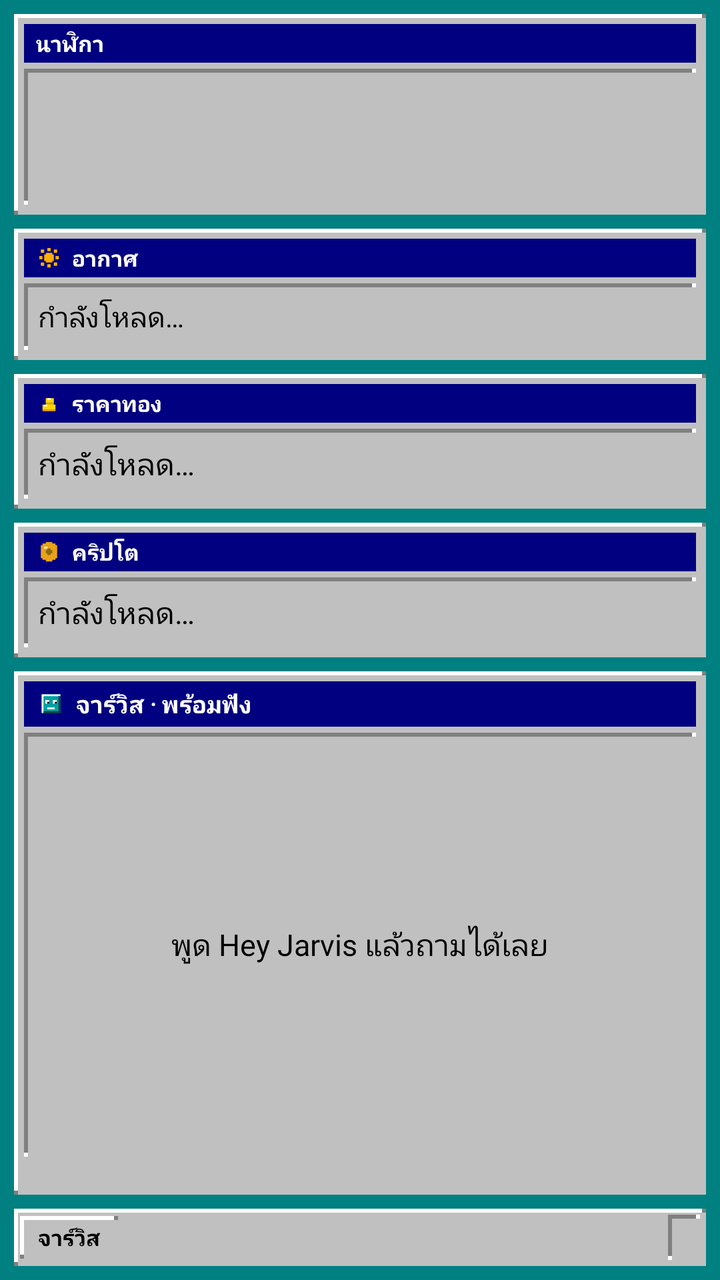
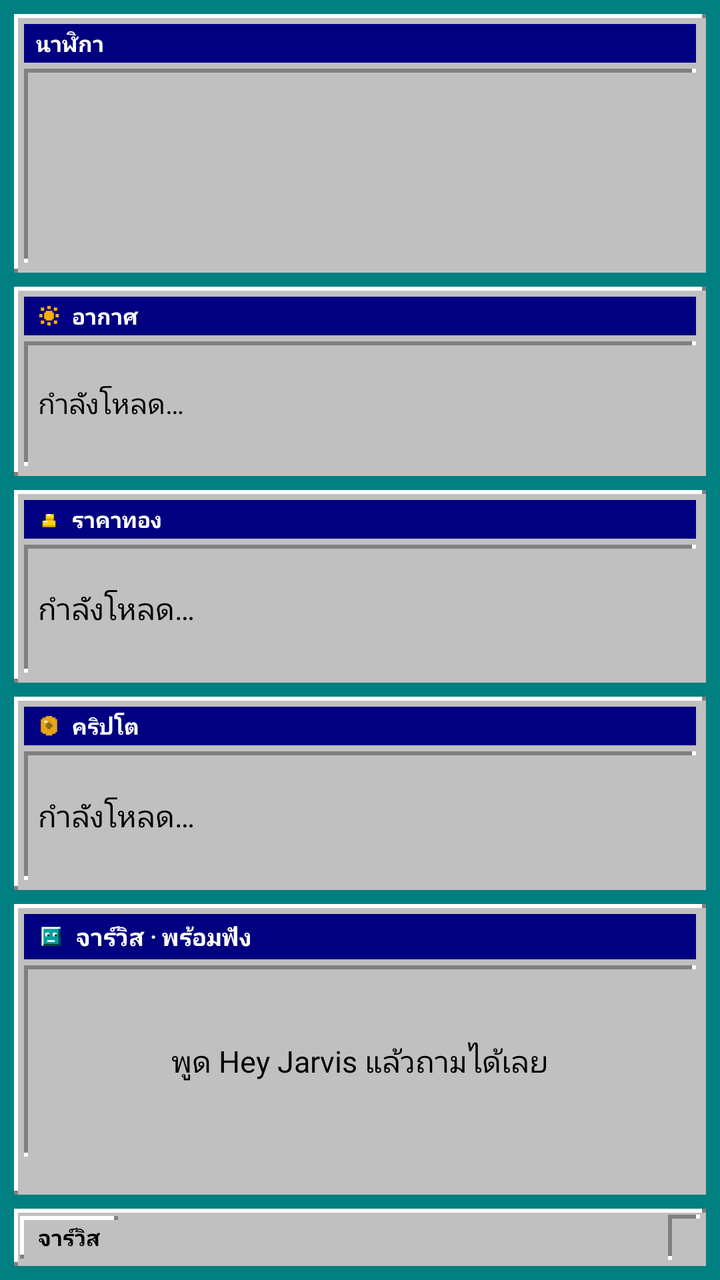

An Android layout rendered at two revisions. The XML below is the earlier revision; the diff shows what the commit changed to produce the second picture.
<!-- AndroidManifest.xml: application theme Theme.PhoneAiKiosk -->
<!-- res/layout/activity_main.xml -->
<?xml version="1.0" encoding="utf-8"?>
<FrameLayout xmlns:android="http://schemas.android.com/apk/res/android"
    android:layout_width="match_parent"
    android:layout_height="match_parent"
    android:background="@color/retro_desktop">

    <LinearLayout
        android:layout_width="match_parent"
        android:layout_height="match_parent"
        android:orientation="vertical"
        android:padding="7dp">

        
        <LinearLayout
            android:layout_width="match_parent"
            android:layout_height="wrap_content"
            android:orientation="vertical"
            android:background="@drawable/retro_raised"
            android:padding="5dp">

            <TextView
                android:layout_width="match_parent"
                android:layout_height="wrap_content"
                android:background="@drawable/retro_titlebar"
                android:paddingStart="6dp"
                android:paddingEnd="6dp"
                android:paddingTop="2dp"
                android:paddingBottom="2dp"
                android:text="@string/window_clock"
                android:textColor="@color/retro_title_text"
                android:textSize="11sp"
                android:textStyle="bold"
                android:fontFamily="@font/plex_thai" />

            <LinearLayout
                android:layout_width="match_parent"
                android:layout_height="wrap_content"
                android:orientation="vertical"
                android:background="@drawable/retro_sunken"
                android:layout_marginTop="3dp"
                android:paddingTop="7dp"
                android:paddingBottom="6dp"
                android:paddingStart="6dp"
                android:paddingEnd="6dp">

                
                <TextView
                    android:id="@+id/clock"
                    android:layout_width="match_parent"
                    android:layout_height="wrap_content"
                    android:gravity="center"
                    android:textColor="@color/retro_text"
                    android:textSize="28sp"
                    android:fontFamily="@font/press_start_2p" />

                <TextView
                    android:id="@+id/date"
                    android:layout_width="match_parent"
                    android:layout_height="wrap_content"
                    android:gravity="center"
                    android:layout_marginTop="3dp"
                    android:textColor="@color/retro_dim"
                    android:textSize="11sp"
                    android:fontFamily="@font/plex_thai" />
            </LinearLayout>
        </LinearLayout>

        
        <LinearLayout
            android:layout_width="match_parent"
            android:layout_height="wrap_content"
            android:orientation="vertical"
            android:background="@drawable/retro_raised"
            android:layout_marginTop="7dp"
            android:padding="5dp">

            <LinearLayout
                android:layout_width="match_parent"
                android:layout_height="wrap_content"
                android:orientation="horizontal"
                android:background="@drawable/retro_titlebar"
                android:gravity="center_vertical"
                android:paddingStart="6dp"
                android:paddingEnd="6dp"
                android:paddingTop="2dp"
                android:paddingBottom="2dp">

                <ImageView
                    android:layout_width="13dp"
                    android:layout_height="13dp"
                    android:src="@drawable/ic_pixel_sun"
                    android:contentDescription="@string/window_weather" />

                
                <TextView
                    android:id="@+id/weather_title"
                    android:layout_width="match_parent"
                    android:layout_height="wrap_content"
                    android:layout_marginStart="5dp"
                    android:maxLines="1"
                    android:ellipsize="end"
                    android:text="@string/window_weather"
                    android:textColor="@color/retro_title_text"
                    android:textSize="11sp"
                    android:textStyle="bold"
                    android:fontFamily="@font/plex_thai" />
            </LinearLayout>

            <TextView
                android:id="@+id/weather_body"
                android:layout_width="match_parent"
                android:layout_height="wrap_content"
                android:background="@drawable/retro_sunken"
                android:layout_marginTop="3dp"
                android:padding="7dp"
                android:lineSpacingExtra="1dp"
                android:textColor="@color/retro_text"
                android:textSize="14sp"
                android:fontFamily="@font/plex_thai"
                android:text="@string/data_loading" />
        </LinearLayout>

        
        <LinearLayout
            android:layout_width="match_parent"
            android:layout_height="wrap_content"
            android:orientation="vertical"
            android:background="@drawable/retro_raised"
            android:layout_marginTop="7dp"
            android:padding="5dp">

            <LinearLayout
                android:layout_width="match_parent"
                android:layout_height="wrap_content"
                android:orientation="horizontal"
                android:background="@drawable/retro_titlebar"
                android:gravity="center_vertical"
                android:paddingStart="6dp"
                android:paddingEnd="6dp"
                android:paddingTop="2dp"
                android:paddingBottom="2dp">

                <ImageView
                    android:layout_width="13dp"
                    android:layout_height="13dp"
                    android:src="@drawable/ic_pixel_gold"
                    android:contentDescription="@string/window_gold" />

                <TextView
                    android:layout_width="match_parent"
                    android:layout_height="wrap_content"
                    android:layout_marginStart="5dp"
                    android:text="@string/window_gold"
                    android:textColor="@color/retro_title_text"
                    android:textSize="11sp"
                    android:textStyle="bold"
                    android:fontFamily="@font/plex_thai" />
            </LinearLayout>

            <TextView
                android:id="@+id/gold_body"
                android:layout_width="match_parent"
                android:layout_height="wrap_content"
                android:background="@drawable/retro_sunken"
                android:layout_marginTop="3dp"
                android:padding="7dp"
                android:lineSpacingExtra="1dp"
                android:textColor="@color/retro_text"
                android:textSize="15sp"
                android:fontFamily="@font/plex_thai"
                android:text="@string/data_loading" />
        </LinearLayout>

        
        <LinearLayout
            android:layout_width="match_parent"
            android:layout_height="wrap_content"
            android:orientation="vertical"
            android:background="@drawable/retro_raised"
            android:layout_marginTop="7dp"
            android:padding="5dp">

            <LinearLayout
                android:layout_width="match_parent"
                android:layout_height="wrap_content"
                android:orientation="horizontal"
                android:background="@drawable/retro_titlebar"
                android:gravity="center_vertical"
                android:paddingStart="6dp"
                android:paddingEnd="6dp"
                android:paddingTop="2dp"
                android:paddingBottom="2dp">

                <ImageView
                    android:layout_width="13dp"
                    android:layout_height="13dp"
                    android:src="@drawable/ic_pixel_coin"
                    android:contentDescription="@string/window_crypto" />

                <TextView
                    android:layout_width="match_parent"
                    android:layout_height="wrap_content"
                    android:layout_marginStart="5dp"
                    android:text="@string/window_crypto"
                    android:textColor="@color/retro_title_text"
                    android:textSize="11sp"
                    android:textStyle="bold"
                    android:fontFamily="@font/plex_thai" />
            </LinearLayout>

            <TextView
                android:id="@+id/crypto_body"
                android:layout_width="match_parent"
                android:layout_height="wrap_content"
                android:background="@drawable/retro_sunken"
                android:layout_marginTop="3dp"
                android:padding="7dp"
                android:lineSpacingExtra="1dp"
                android:textColor="@color/retro_text"
                android:textSize="15sp"
                android:fontFamily="@font/plex_thai"
                android:text="@string/data_loading" />
        </LinearLayout>

        
        
        <LinearLayout
            android:layout_width="match_parent"
            android:layout_height="0dp"
            android:layout_weight="1"
            android:orientation="vertical"
            android:background="@drawable/retro_raised"
            android:layout_marginTop="7dp"
            android:padding="5dp">

            <LinearLayout
                android:layout_width="match_parent"
                android:layout_height="wrap_content"
                android:orientation="horizontal"
                android:background="@drawable/retro_titlebar"
                android:gravity="center_vertical"
                android:paddingStart="6dp"
                android:paddingEnd="6dp"
                android:paddingTop="3dp"
                android:paddingBottom="3dp">

                <ImageView
                    android:layout_width="15dp"
                    android:layout_height="15dp"
                    android:src="@drawable/ic_pixel_jarvis"
                    android:contentDescription="@string/app_name" />

                <TextView
                    android:id="@+id/jarvis_state"
                    android:layout_width="match_parent"
                    android:layout_height="wrap_content"
                    android:layout_marginStart="5dp"
                    android:text="@string/jarvis_ready"
                    android:textColor="@color/retro_title_text"
                    android:textSize="12sp"
                    android:textStyle="bold"
                    android:fontFamily="@font/plex_thai" />
            </LinearLayout>

            <TextView
                android:id="@+id/transcript"
                android:layout_width="match_parent"
                android:layout_height="0dp"
                android:layout_weight="1"
                android:background="@drawable/retro_sunken"
                android:layout_marginTop="3dp"
                android:padding="8dp"
                android:gravity="center"
                android:lineSpacingExtra="2dp"
                android:textColor="@color/retro_text"
                android:textSize="15sp"
                android:fontFamily="@font/plex_thai"
                android:text="@string/kiosk_prompt" />

            
            <TextView
                android:id="@+id/voice_status"
                android:layout_width="match_parent"
                android:layout_height="wrap_content"
                android:layout_marginTop="3dp"
                android:textColor="@color/retro_dim"
                android:textSize="8sp"
                android:fontFamily="@font/plex_thai" />
        </LinearLayout>

        
        <LinearLayout
            android:layout_width="match_parent"
            android:layout_height="wrap_content"
            android:orientation="horizontal"
            android:background="@drawable/retro_raised"
            android:gravity="center_vertical"
            android:layout_marginTop="7dp"
            android:padding="3dp">

            <TextView
                android:layout_width="wrap_content"
                android:layout_height="wrap_content"
                android:background="@drawable/retro_raised"
                android:paddingStart="9dp"
                android:paddingEnd="9dp"
                android:paddingTop="3dp"
                android:paddingBottom="3dp"
                android:text="@string/taskbar_button"
                android:textColor="@color/retro_text"
                android:textSize="11sp"
                android:textStyle="bold"
                android:fontFamily="@font/plex_thai" />

            <TextView
                android:id="@+id/status"
                android:layout_width="0dp"
                android:layout_height="wrap_content"
                android:layout_weight="1"
                android:layout_marginStart="6dp"
                android:textColor="@color/retro_dim"
                android:textSize="8sp"
                android:fontFamily="@font/plex_thai" />

            <TextView
                android:id="@+id/taskbar_clock"
                android:layout_width="wrap_content"
                android:layout_height="wrap_content"
                android:background="@drawable/retro_sunken"
                android:paddingStart="8dp"
                android:paddingEnd="8dp"
                android:paddingTop="4dp"
                android:paddingBottom="4dp"
                android:textColor="@color/retro_text"
                android:textSize="11sp"
                android:fontFamily="@font/press_start_2p" />
        </LinearLayout>
    </LinearLayout>

    
    <View
        android:id="@+id/exit_corner"
        android:layout_width="72dp"
        android:layout_height="72dp"
        android:layout_gravity="bottom|end"
        android:background="@android:color/transparent"
        android:contentDescription="@null" />
</FrameLayout>
<!-- resources referenced by this layout -->
<resources>
  <color name="retro_desktop">#FF008080</color>
  <color name="retro_dim">#FF404040</color>
  <color name="retro_text">#FF000000</color>
  <color name="retro_title_text">#FFFFFFFF</color>
  <!-- drawable ic_pixel_coin (drawable) -->
  <?xml version="1.0" encoding="utf-8"?>
  <vector xmlns:android="http://schemas.android.com/apk/res/android"
      android:width="24dp" android:height="24dp"
      android:viewportWidth="16" android:viewportHeight="16">
      <path android:fillColor="#E8A317" android:pathData="M6,2h4v1h-4z M4,3h8v1h-8z
          M3,4h10v8h-10z M4,12h8v1h-8z M6,13h4v1h-4z" />
      <path android:fillColor="#FFFFFF" android:pathData="M5,5h2v1h-2z" />
      <path android:fillColor="#8B6914" android:pathData="M7,6h2v4h-2z M6,7h1v2h-1z M9,7h1v2h-1z" />
  </vector>
  <!-- drawable ic_pixel_gold (drawable) -->
  <?xml version="1.0" encoding="utf-8"?>
  <vector xmlns:android="http://schemas.android.com/apk/res/android"
      android:width="24dp" android:height="24dp"
      android:viewportWidth="16" android:viewportHeight="16">
      <path android:fillColor="#FFD700" android:pathData="M4,9h8v3h-8z" />
      <path android:fillColor="#FFB000" android:pathData="M4,12h8v1h-8z" />
      <path android:fillColor="#FFD700" android:pathData="M6,5h5v3h-5z" />
      <path android:fillColor="#FFB000" android:pathData="M6,8h5v1h-5z" />
      <path android:fillColor="#FFFFFF" android:pathData="M5,9h2v1h-2z M7,5h2v1h-2z" />
  </vector>
  <!-- drawable ic_pixel_sun (drawable) -->
  <?xml version="1.0" encoding="utf-8"?>
  <vector xmlns:android="http://schemas.android.com/apk/res/android"
      android:width="24dp" android:height="24dp"
      android:viewportWidth="16" android:viewportHeight="16">
      
      <path android:fillColor="#FFB000" android:pathData="M6,5h4v1h-4z M5,6h6v4h-6z M6,10h4v1h-4z" />
      
      <path android:fillColor="#FFB000"
          android:pathData="M7,2h2v2h-2z M7,12h2v2h-2z M2,7h2v2h-2z M12,7h2v2h-2z
                            M3,3h2v2h-2z M11,3h2v2h-2z M3,11h2v2h-2z M11,11h2v2h-2z" />
  </vector>
  <!-- drawable retro_sunken (drawable) -->
  <?xml version="1.0" encoding="utf-8"?>
  <layer-list xmlns:android="http://schemas.android.com/apk/res/android">
      <item>
          <shape android:shape="rectangle">
              <solid android:color="@color/retro_light" />
          </shape>
      </item>
      <item android:right="2dp" android:bottom="2dp">
          <shape android:shape="rectangle">
              <solid android:color="@color/retro_shadow" />
          </shape>
      </item>
      <item android:left="2dp" android:top="2dp">
          <shape android:shape="rectangle">
              <solid android:color="@color/retro_face" />
          </shape>
      </item>
  </layer-list>
  <!-- drawable retro_titlebar (drawable) -->
  <?xml version="1.0" encoding="utf-8"?>
  <shape xmlns:android="http://schemas.android.com/apk/res/android" android:shape="rectangle">
      <solid android:color="@color/retro_title" />
  </shape>
  <string name="app_name">Phone AI Kiosk</string>
  <string name="data_loading">กำลังโหลด…</string>
  <string name="jarvis_ready">จาร์วิส · พร้อมฟัง</string>
  <string name="kiosk_prompt">พูด Hey Jarvis แล้วถามได้เลย</string>
  <string name="taskbar_button">จาร์วิส</string>
  <string name="window_clock">นาฬิกา</string>
  <string name="window_crypto">คริปโต</string>
  <string name="window_gold">ราคาทอง</string>
  <string name="window_weather">อากาศ</string>
  <style name="Theme.PhoneAiKiosk" parent="@android:style/Theme.Material.Light.NoActionBar" />
  <color name="retro_shadow">#FF808080</color>
  <color name="retro_light">#FFFFFFFF</color>
  <color name="retro_face">#FFC0C0C0</color>
  <color name="retro_title">#FF000080</color>
  <!-- unchanged entries left out for length: 2 -->
</resources>

<!-- the commit's change to res/layout/activity_main.xml (unified diff, before → after) -->
@@ -14,6 +14,7 @@
         <LinearLayout
             android:layout_width="match_parent"
             android:layout_height="wrap_content"
+            android:layout_weight="1"
             android:orientation="vertical"
             android:background="@drawable/retro_raised"
             android:padding="5dp">
@@ -36,6 +37,8 @@
                 android:layout_width="match_parent"
                 android:layout_height="wrap_content"
                 android:orientation="vertical"
+                android:layout_weight="1"
+                android:gravity="center_vertical"
                 android:background="@drawable/retro_sunken"
                 android:layout_marginTop="3dp"
                 android:paddingTop="7dp"
@@ -69,6 +72,7 @@
         <LinearLayout
             android:layout_width="match_parent"
             android:layout_height="wrap_content"
+            android:layout_weight="1"
             android:orientation="vertical"
             android:background="@drawable/retro_raised"
             android:layout_marginTop="7dp"
@@ -110,6 +114,8 @@
                 android:id="@+id/weather_body"
                 android:layout_width="match_parent"
                 android:layout_height="wrap_content"
+                android:layout_weight="1"
+                android:gravity="center_vertical"
                 android:background="@drawable/retro_sunken"
                 android:layout_marginTop="3dp"
                 android:padding="7dp"
@@ -124,6 +130,7 @@
         <LinearLayout
             android:layout_width="match_parent"
             android:layout_height="wrap_content"
+            android:layout_weight="1"
             android:orientation="vertical"
             android:background="@drawable/retro_raised"
             android:layout_marginTop="7dp"
@@ -161,6 +168,8 @@
                 android:id="@+id/gold_body"
                 android:layout_width="match_parent"
                 android:layout_height="wrap_content"
+                android:layout_weight="1"
+                android:gravity="center_vertical"
                 android:background="@drawable/retro_sunken"
                 android:layout_marginTop="3dp"
                 android:padding="7dp"
@@ -175,6 +184,7 @@
         <LinearLayout
             android:layout_width="match_parent"
             android:layout_height="wrap_content"
+            android:layout_weight="1"
             android:orientation="vertical"
             android:background="@drawable/retro_raised"
             android:layout_marginTop="7dp"
@@ -212,6 +222,8 @@
                 android:id="@+id/crypto_body"
                 android:layout_width="match_parent"
                 android:layout_height="wrap_content"
+                android:layout_weight="1"
+                android:gravity="center_vertical"
                 android:background="@drawable/retro_sunken"
                 android:layout_marginTop="3dp"
                 android:padding="7dp"
@@ -226,8 +238,8 @@
         
         <LinearLayout
             android:layout_width="match_parent"
-            android:layout_height="0dp"
-            android:layout_weight="1"
+            android:layout_height="wrap_content"
+            android:layout_weight="2"
             android:orientation="vertical"
             android:background="@drawable/retro_raised"
             android:layout_marginTop="7dp"
